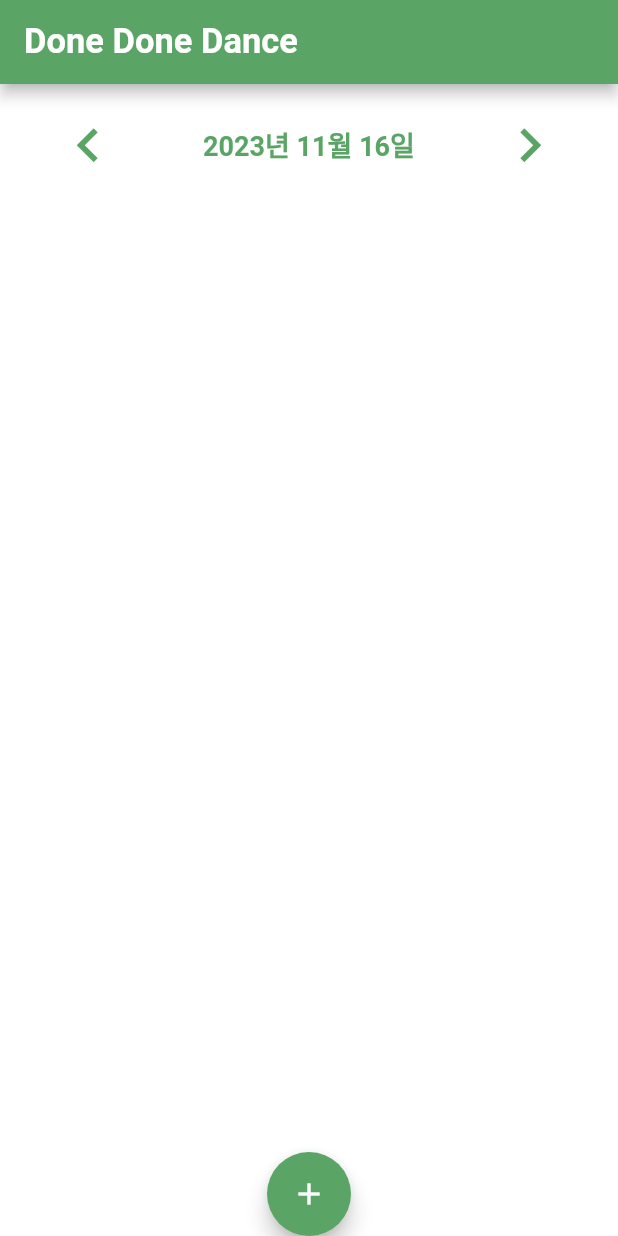
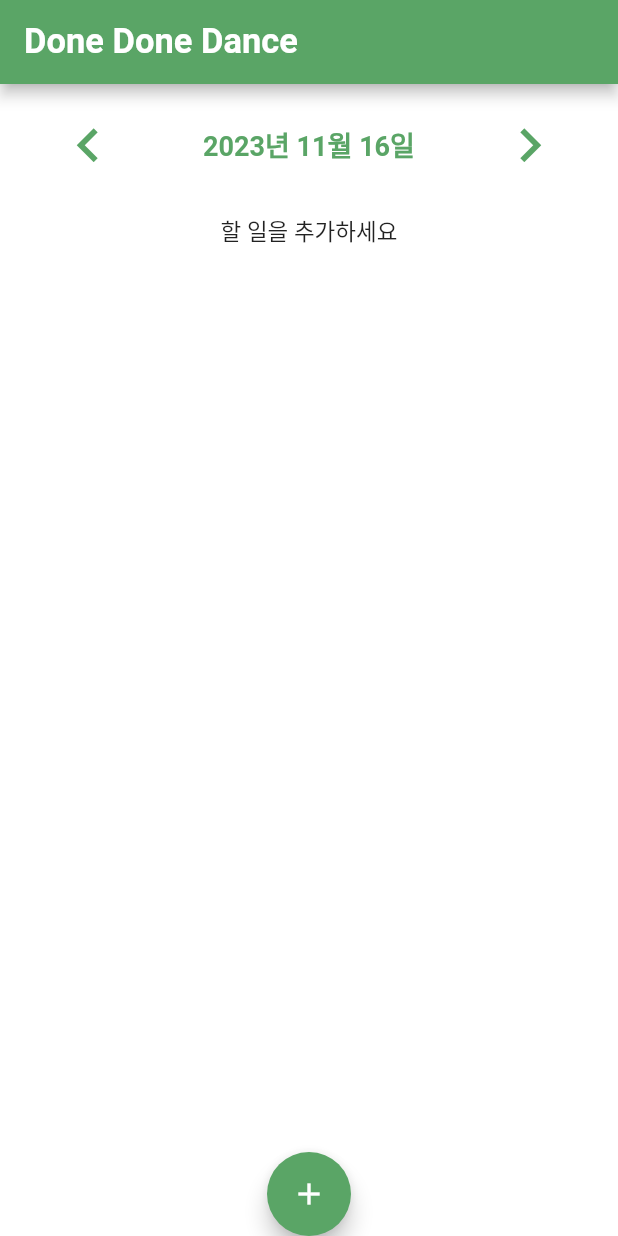
Before and after one commit to jeongjwon/done_done_dace, a Flutter app: the screen it shows after launch, on a phone screen of 412 x 824 dp. Run offline on Flutter 3.47's test engine with Material 2 defaults, Android fonts, the phone set to English and light mode, and no system bars.

Commit message:
feat. 예외 처리 추가

```diff
--- a/lib/widgets/tasks_list.dart
+++ b/lib/widgets/tasks_list.dart
@@ -22,15 +22,25 @@ class TasksList extends StatelessWidget {
     return ListView.builder(
       key: ValueKey(date),
       itemBuilder: ((context, index) {
-        if (items.length > index) {
+        if (items.isEmpty) {
+          return Container(
+            alignment: Alignment.center,
+            padding: const EdgeInsets.all(16.0),
+            child: const Text(
+              '할 일을 추가하세요',
+              style: TextStyle(
+                fontSize: 15,
+                fontWeight: FontWeight.w500,
+              ),
+            ),
+          );
+        } else if (index < items.length) {
           return items[index];
         } else {
-          return Container(
-              // child: const Text('할 일을 추가하세요'),
-              );
+          return Container();
         }
       }),
-      itemCount: items.length,
+      itemCount: (items.isEmpty) ? 1 : items.length,
     );
   }
 }
```
